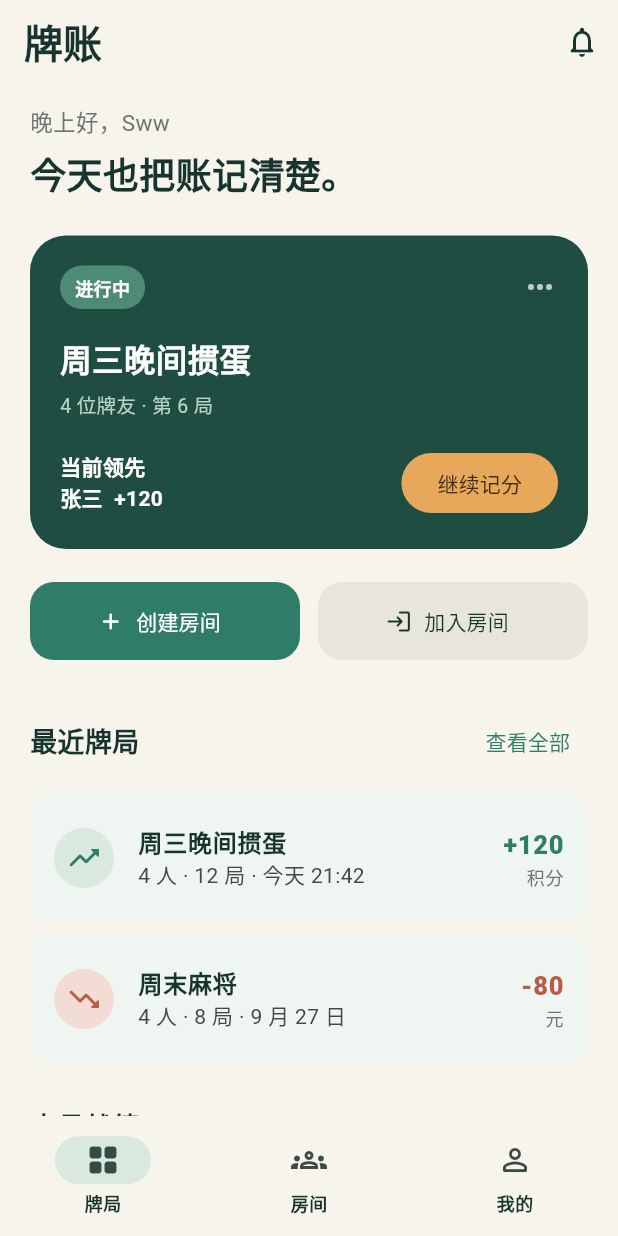
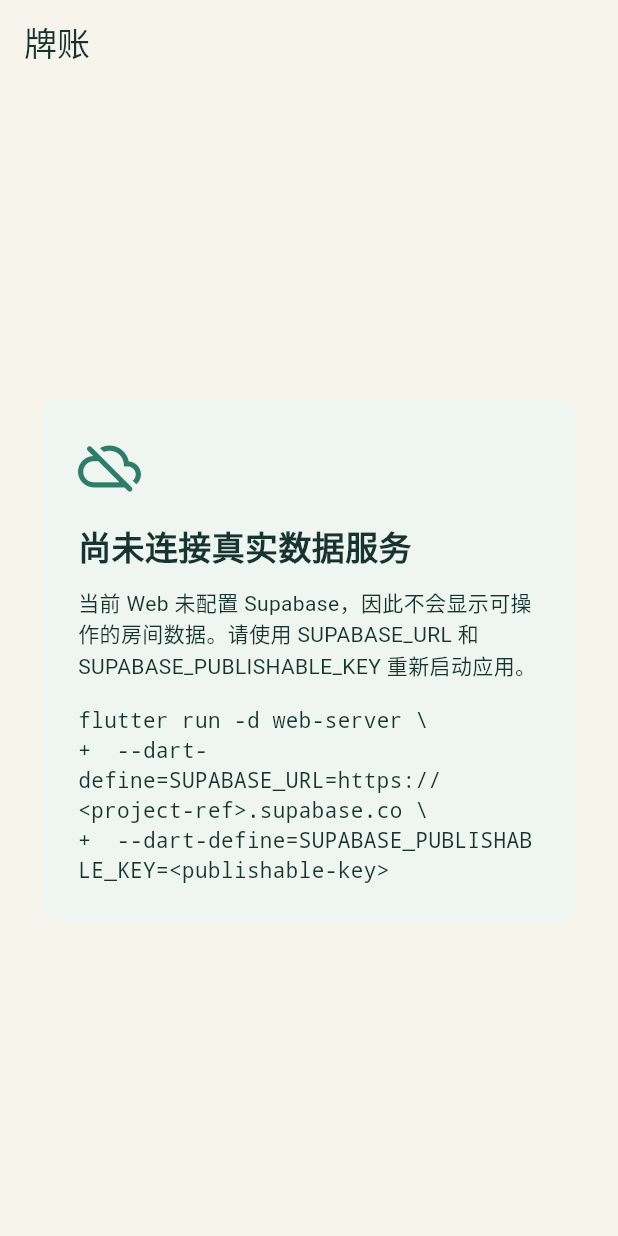
Before and after one commit to Sww-echo/paizhang, a Flutter app: the screen it shows after launch, on a phone screen of 412 x 824 dp. Run offline on Flutter 3.47's test engine with Material 3 defaults, Android fonts, the phone set to English and light mode, and no system bars; our stand-ins replace app_links, drift, drift_flutter, image_picker, qr_flutter, share_plus and 1 more; missing offline and left inert: mobile_scanner; accounts and stored records are empty; generated files the repository leaves out were written again; Roboto replaces fonts that are missing (PingFang SC).

Commit message:
fix: prevent unconfigured web demo interactions

```diff
--- a/lib/main.dart
+++ b/lib/main.dart
@@ -8,7 +8,7 @@
   WidgetsFlutterBinding.ensureInitialized();
   final supabaseConfigured = await SupabaseBootstrap.initializeIfConfigured();
   final services = AppServices.create(supabaseConfigured: supabaseConfigured);
-  runApp(PaizhangApp(services: services.isConfigured ? services : null));
+  runApp(PaizhangApp(services: services));
 }
 
 class PaizhangApp extends StatelessWidget {
@@ -54,7 +54,62 @@
       ),
       home: services == null
           ? const HomeShell()
-          : AuthGate(services: services!),
+          : services!.isConfigured
+          ? AuthGate(services: services!)
+          : const SupabaseSetupPage(),
+    );
+  }
+}
+
+class SupabaseSetupPage extends StatelessWidget {
+  const SupabaseSetupPage({super.key});
+
+  @override
+  Widget build(BuildContext context) {
+    return Scaffold(
+      appBar: AppBar(title: const Text('牌账')),
+      body: Center(
+        child: ConstrainedBox(
+          constraints: const BoxConstraints(maxWidth: 560),
+          child: Padding(
+            padding: const EdgeInsets.all(24),
+            child: Card(
+              elevation: 0,
+              child: Padding(
+                padding: const EdgeInsets.all(24),
+                child: Column(
+                  mainAxisSize: MainAxisSize.min,
+                  crossAxisAlignment: CrossAxisAlignment.start,
+                  children: [
+                    Icon(
+                      Icons.cloud_off_rounded,
+                      size: 42,
+                      color: Theme.of(context).colorScheme.primary,
+                    ),
+                    const SizedBox(height: 16),
+                    const Text(
+                      '尚未连接真实数据服务',
+                      style: TextStyle(
+                        fontSize: 22,
+                        fontWeight: FontWeight.w800,
+                      ),
+                    ),
+                    const SizedBox(height: 12),
+                    const Text(
+                      '当前 Web 未配置 Supabase，因此不会显示可操作的房间数据。请使用 SUPABASE_URL 和 SUPABASE_PUBLISHABLE_KEY 重新启动应用。',
+                    ),
+                    const SizedBox(height: 16),
+                    const SelectableText(
+                      'flutter run -d web-server \\\n+  --dart-define=SUPABASE_URL=https://<project-ref>.supabase.co \\\n+  --dart-define=SUPABASE_PUBLISHABLE_KEY=<publishable-key>',
+                      style: TextStyle(fontFamily: 'monospace'),
+                    ),
+                  ],
+                ),
+              ),
+            ),
+          ),
+        ),
+      ),
     );
   }
 }
```
Also changed, not shown: 2 other files.
